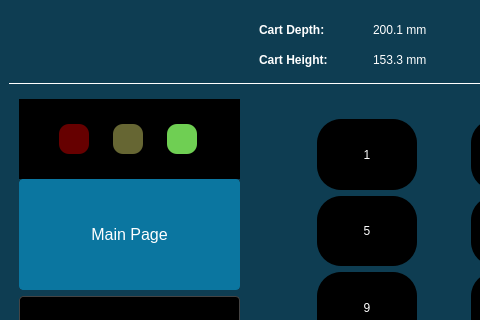
Qt form ros2_ws/src/ui_app/ui_app/ui_magic_cube.ui (SpencerSedano/cas-mc) before a commit; both pictures show x 0 to 480 and y 0 to 320 of the 1280 by 799 pixel window.
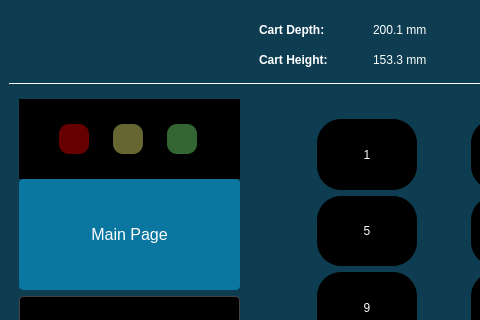
The same form after that commit. The open tabs and pages were chosen to show the change. Icons and pictures are not drawn.

The edit to the form file:
```diff
--- a/ros2_ws/src/ui_app/ui_app/ui_magic_cube.ui
+++ b/ros2_ws/src/ui_app/ui_app/ui_magic_cube.ui
@@ -160,7 +160,7 @@
            </size>
           </property>
           <property name="styleSheet">
-           <string notr="true">background-color: #6FCF53; border-radius: 10px;</string>
+           <string notr="true">background-color: #336633; border-radius: 10px;</string>
           </property>
           <property name="text">
            <string/>
```
Left out of the diff: 22 changed lines with no effect on the pictures.
